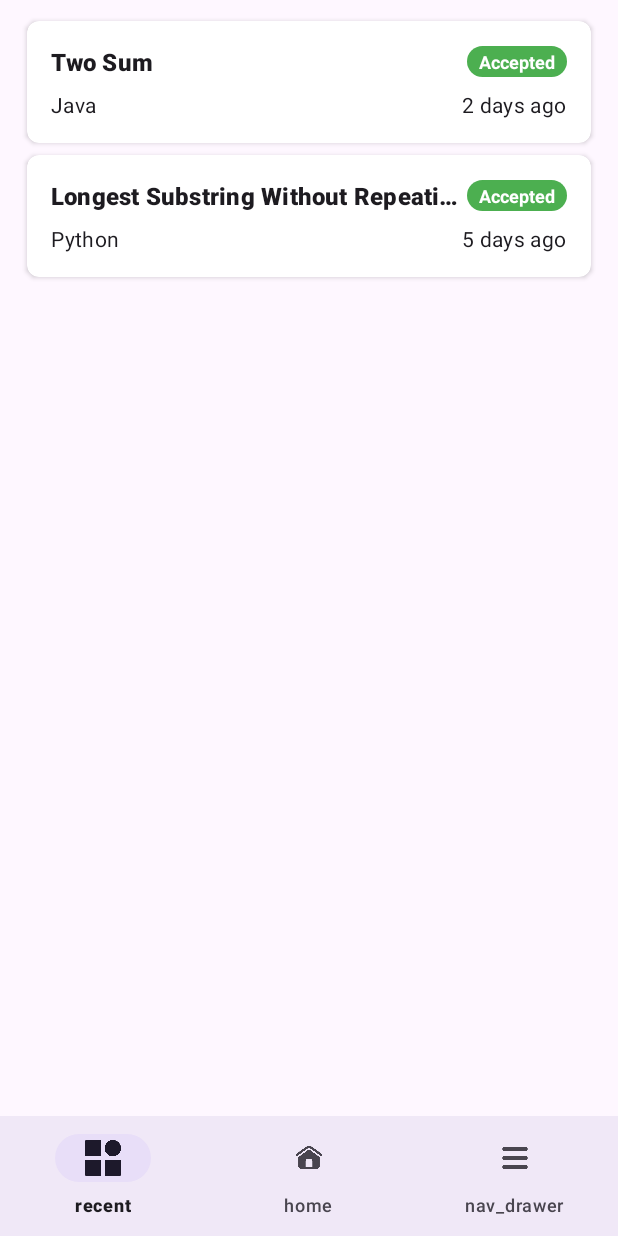
After one commit to TarunTalan/Android-Task5, an Android app: the SubmissionsFragment screen opened through its navigation route, on a phone screen of 412 x 824 dp. The commit adds this screen. Run offline under Robolectric (Android 15) with nearby library versions, the phone set to English and light mode, and no system bars.

Commit message:
create submission fragment using recyclerview and adapter

```diff
--- /dev/null
+++ b/app/src/main/java/com/example/myapplication/Submission.kt
@@ -0,0 +1,8 @@
+package com.example.myapplication
+
+data class Submission(
+    val lang: String,
+    val statusDisplay: String,
+    val timestamp: String,
+    val title: String,
+)
--- /dev/null
+++ b/app/src/main/java/com/example/myapplication/SubmissionsAdapter.kt
@@ -0,0 +1,45 @@
+package com.example.myapplication
+
+import android.view.LayoutInflater
+import android.view.ViewGroup
+import androidx.recyclerview.widget.RecyclerView
+import com.example.myapplication.databinding.ItemSubmissionsBinding
+
+class SubmissionsAdapter(private val submissions: List<Submission>) :
+    RecyclerView.Adapter<SubmissionsAdapter.SubmissionViewHolder>() {
+
+    class SubmissionViewHolder(val binding: ItemSubmissionsBinding) :
+        RecyclerView.ViewHolder(binding.root) {
+
+        fun bind(submission: Submission) {
+            binding.submissionTitleTextView.text = submission.title
+            binding.submissionStatusTextView.text = submission.statusDisplay
+            binding.languageTextView.text = submission.lang
+            binding.timestampTextView.text = submission.timestamp
+
+            val context = binding.root.context
+            val statusBackground = when (submission.statusDisplay) {
+                "Accepted" -> R.drawable.status_accepted_bg
+                else -> R.drawable.status_other_bg
+            }
+            binding.submissionStatusTextView.setBackgroundResource(statusBackground)
+        }
+    }
+
+    override fun onCreateViewHolder(parent: ViewGroup, viewType: Int): SubmissionViewHolder {
+        val binding = ItemSubmissionsBinding.inflate(
+            LayoutInflater.from(parent.context),
+            parent,
+            false
+        )
+        return SubmissionViewHolder(binding)
+    }
+
+    override fun onBindViewHolder(holder: SubmissionViewHolder, position: Int) {
+        val submission = submissions[position]
+        holder.bind(submission)
+    }
+
+
+    override fun getItemCount() = submissions.size
+}
--- /dev/null
+++ b/app/src/main/java/com/example/myapplication/SubmissionsData.kt
@@ -0,0 +1,6 @@
+package com.example.myapplication
+
+data class SubmissionsData(
+    val count: Int,
+    val submission: List<Submission>
+)
--- /dev/null
+++ b/app/src/main/java/com/example/myapplication/SubmissionsFragment.kt
@@ -0,0 +1,47 @@
+package com.example.myapplication
+
+import android.os.Bundle
+import android.view.LayoutInflater
+import android.view.View
+import android.view.ViewGroup
+import androidx.fragment.app.Fragment
+import androidx.recyclerview.widget.LinearLayoutManager
+import com.example.myapplication.databinding.FragmentSubmissionsBinding
+
+class SubmissionsFragment : Fragment() {
+
+    private var _binding: FragmentSubmissionsBinding? = null
+    private val binding get() = _binding!!
+
+    override fun onCreateView(
+        inflater: LayoutInflater, container: ViewGroup?,
+        savedInstanceState: Bundle?
+    ): View {
+        // 5. Inflate the layout using View Binding
+        _binding = FragmentSubmissionsBinding.inflate(inflater, container, false)
+        return binding.root
+    }
+
+    override fun onViewCreated(view: View, savedInstanceState: Bundle?) {
+        super.onViewCreated(view, savedInstanceState)
+
+        val sampleSubmissions = listOf(
+            Submission("Java", "Accepted", "2 days ago", "Two Sum"),
+            Submission("Python", "Accepted", "5 days ago", "Longest Substring Without Repeating Characters"),
+        )
+
+        setupRecyclerView(sampleSubmissions)
+    }
+
+    private fun setupRecyclerView(submissions: List<Submission>) {
+        binding.submissionsRecyclerView.apply {
+            layoutManager = LinearLayoutManager(requireContext())
+            adapter = SubmissionsAdapter(submissions)
+        }
+    }
+
+    override fun onDestroyView() {
+        super.onDestroyView()
+        _binding = null
+    }
+}
--- /dev/null
+++ b/app/src/main/java/com/example/myapplication/UpcomingBadge.kt
@@ -0,0 +1,6 @@
+package com.example.myapplication
+
+data class UpcomingBadge(
+    val icon: String,
+    val name: String
+)
--- /dev/null
+++ b/app/src/main/res/drawable/status_accepted_bg.xml
@@ -0,0 +1,6 @@
+<?xml version="1.0" encoding="utf-8"?>
+<shape xmlns:android="http://schemas.android.com/apk/res/android"
+    android:shape="rectangle">
+    <solid android:color="#4CAF50" />
+    <corners android:radius="12dp" />
+</shape>
--- /dev/null
+++ b/app/src/main/res/drawable/status_other_bg.xml
@@ -0,0 +1,6 @@
+<?xml version="1.0" encoding="utf-8"?>
+<shape xmlns:android="http://schemas.android.com/apk/res/android"
+    android:shape="rectangle">
+    <solid android:color="#F44336" />
+    <corners android:radius="12dp" />
+</shape>
--- a/app/src/main/res/layout/fragment_home.xml
+++ b/app/src/main/res/layout/fragment_home.xml
@@ -39,7 +39,7 @@
         android:textColor="#FFFFFFFF"
         android:textSize="17sp"
         android:textStyle="bold"
-        app:layout_constraintBottom_toTopOf="@+id/submissionButton"
+        app:layout_constraintBottom_toTopOf="@+id/submissionsButton"
         app:layout_constraintEnd_toStartOf="@id/guideline_center_vertical"
         app:layout_constraintStart_toStartOf="@+id/guideline_center_vertical3"
         app:layout_constraintTop_toBottomOf="@id/guideline_top"
@@ -66,7 +66,7 @@
         app:layout_constraintVertical_chainStyle="packed" />
 
     <androidx.appcompat.widget.AppCompatButton
-        android:id="@+id/submissionButton"
+        android:id="@+id/submissionsButton"
         android:layout_width="0dp"
         android:layout_height="wrap_content"
         android:layout_marginTop="16dp"
--- /dev/null
+++ b/app/src/main/res/layout/fragment_submissions.xml
@@ -0,0 +1,20 @@
+<?xml version="1.0" encoding="utf-8"?>
+<androidx.constraintlayout.widget.ConstraintLayout xmlns:android="http://schemas.android.com/apk/res/android"
+    xmlns:app="http://schemas.android.com/apk/res-auto"
+    xmlns:tools="http://schemas.android.com/tools"
+    android:layout_width="match_parent"
+    android:layout_height="match_parent"
+    tools:context=".SubmissionsFragment"
+    android:padding="10dp">
+
+    <androidx.recyclerview.widget.RecyclerView
+        android:id="@+id/submissionsRecyclerView"
+        android:layout_width="0dp"
+        android:layout_height="0dp"
+        app:layout_constraintTop_toTopOf="parent"
+        app:layout_constraintBottom_toBottomOf="parent"
+        app:layout_constraintStart_toStartOf="parent"
+        app:layout_constraintEnd_toEndOf="parent"
+        tools:listitem="@layout/item_submissions" />
+
+</androidx.constraintlayout.widget.ConstraintLayout>
--- /dev/null
+++ b/app/src/main/res/layout/item_submissions.xml
@@ -0,0 +1,73 @@
+<?xml version="1.0" encoding="utf-8"?>
+<androidx.cardview.widget.CardView xmlns:android="http://schemas.android.com/apk/res/android"
+    xmlns:app="http://schemas.android.com/apk/res-auto"
+    xmlns:tools="http://schemas.android.com/tools"
+    android:layout_width="match_parent"
+    android:layout_height="wrap_content"
+    android:layout_marginHorizontal="8dp"
+    android:layout_marginVertical="4dp"
+    app:cardCornerRadius="8dp"
+    app:cardElevation="2dp">
+
+    <androidx.constraintlayout.widget.ConstraintLayout
+        android:layout_width="match_parent"
+        android:layout_height="wrap_content"
+        android:padding="16dp">
+
+        <TextView
+            android:id="@+id/submissionTitleTextView"
+            android:layout_width="0dp"
+            android:layout_height="wrap_content"
+            android:ellipsize="end"
+            android:maxLines="1"
+            tools:text="Two Sum"
+            android:textAppearance="?attr/textAppearanceListItem"
+            android:textSize="16sp"
+            android:textStyle="bold"
+            app:layout_constraintEnd_toStartOf="@+id/submissionStatusTextView"
+            app:layout_constraintStart_toStartOf="parent"
+            app:layout_constraintTop_toTopOf="parent"
+             />
+
+        <TextView
+            android:id="@+id/submissionStatusTextView"
+            android:layout_width="wrap_content"
+            android:layout_height="wrap_content"
+            android:background="@drawable/status_accepted_bg"            android:paddingHorizontal="8dp"
+            android:paddingVertical="2dp"
+            tools:text="Accepted"
+            android:textColor="@android:color/white"
+            android:textSize="12sp"
+            android:textStyle="bold"
+            app:layout_constraintBottom_toBottomOf="@+id/submissionTitleTextView"
+            app:layout_constraintEnd_toEndOf="parent"
+            app:layout_constraintTop_toTopOf="@+id/submissionTitleTextView"
+             />
+
+        <TextView
+            android:id="@+id/languageTextView"
+            android:layout_width="wrap_content"
+            android:layout_height="wrap_content"
+            android:layout_marginTop="8dp"
+            tools:text="Java"
+            android:textAppearance="?attr/textAppearanceListItemSecondary"
+            android:textSize="14sp"
+            app:layout_constraintStart_toStartOf="parent"
+            app:layout_constraintTop_toBottomOf="@+id/submissionTitleTextView"
+             />
+
+        <TextView
+            android:id="@+id/timestampTextView"
+            android:layout_width="wrap_content"
+            android:layout_height="wrap_content"
+            tools:text="2 days ago"
+            android:textAppearance="?attr/textAppearanceListItemSecondary"
+            android:textSize="14sp"
+            app:layout_constraintBottom_toBottomOf="@+id/languageTextView"
+            app:layout_constraintEnd_toEndOf="parent"
+            app:layout_constraintTop_toTopOf="@+id/languageTextView"
+             />
+
+    </androidx.constraintlayout.widget.ConstraintLayout>
+
+</androidx.cardview.widget.CardView>
--- a/app/src/main/res/navigation/main_nav_graph.xml
+++ b/app/src/main/res/navigation/main_nav_graph.xml
@@ -15,6 +15,9 @@
         <action
             android:id="@+id/action_homeFragment_to_profileFragment"
             app:destination="@id/profileFragment" />
+        <action
+            android:id="@+id/action_homeFragment_to_submissionsFragment"
+            app:destination="@id/submissionsFragment" />
     </fragment>
     <fragment
         android:id="@+id/profileFragment"
@@ -26,6 +29,17 @@
             android:name="username"
             app:argType="string"
             android:defaultValue="CX3cUa6gI6" />
+    </fragment>
+    <fragment
+        android:id="@+id/submissionsFragment"
+        android:name="com.example.myapplication.SubmissionsFragment"
+        android:label="Submissions"
+        tools:layout="@layout/fragment_submissions">
+
+        <argument
+            android:name="username"
+            app:argType="string"
+            android:defaultValue="TarunTalan" />
 
     </fragment>
 
--- a/build.gradle.kts
+++ b/build.gradle.kts
@@ -2,4 +2,5 @@
 plugins {
     alias(libs.plugins.android.application) apply false
     alias(libs.plugins.kotlin.android) apply false
+    id("androidx.navigation.safeargs.kotlin") version "2.9.5" apply false
 }
```
Also changed, not shown: app/src/main/java/com/example/myapplication/HomeFragment.kt (+12 -0 lines), app/src/main/java/com/example/myapplication/UserBadgesData.kt (added, +8 -0 lines), app/src/main/res/layout/fragment_profile.xml (+12 -18 lines), app/src/main/res/layout/item_badges.xml (added, +36 -0 lines), gradle/wrapper/gradle-wrapper.properties.
